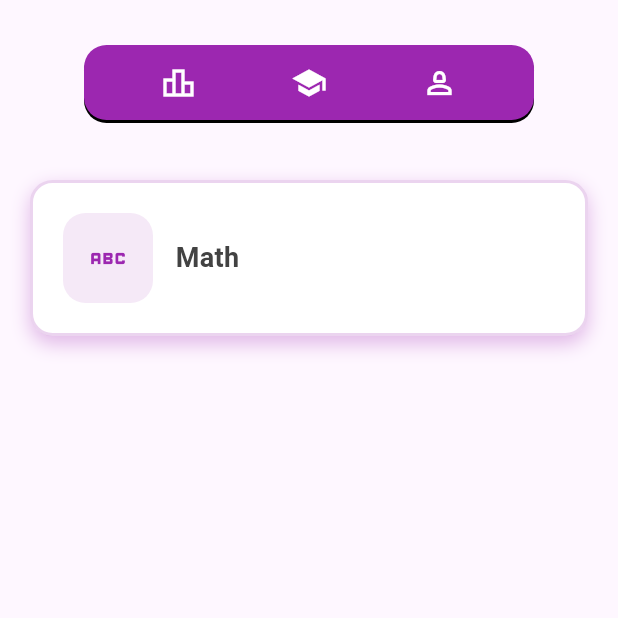
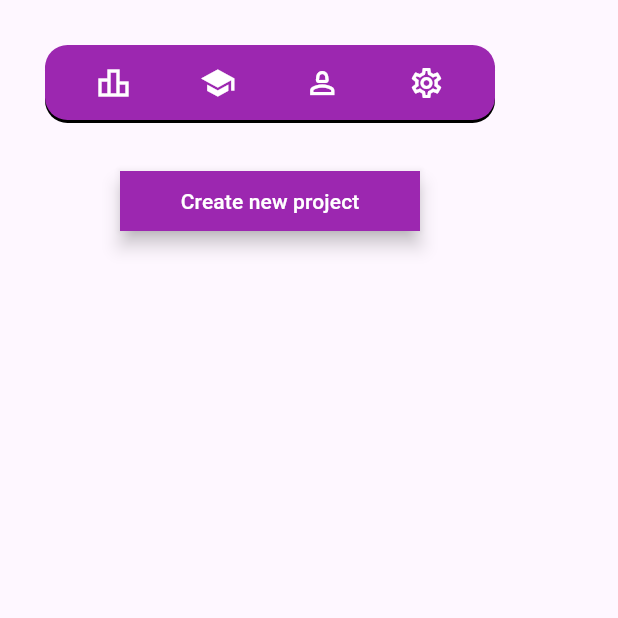
Before and after one commit to CaioLCM/Pillar, a Flutter app: the ProjectsPage screen opened directly, on a phone screen of 412 x 824 dp, the top half of it. Run offline on Flutter 3.47's test engine with Material 3 defaults, Android fonts, the phone set to English and light mode, and no system bars; our stand-ins replace image_picker, table_calendar.

Commit message:
Project page working (need to create the create project page)

```diff
--- a/lib/controllers/user_controller.dart
+++ b/lib/controllers/user_controller.dart
@@ -16,7 +16,7 @@ class UserController {
     if (name.trim().isEmpty){
       throw Exception("Invalid name");
     }
-    UserData userData = UserData(name: name, profile_picture: profile_picture ?? "");
+    UserData userData = UserData(name: name, profileImagePath: profile_picture ?? "");
     await _storageService.saveUserData(userData);
   }
 
--- a/lib/core/models/project.dart
+++ b/lib/core/models/project.dart
@@ -0,0 +1,41 @@
+import 'package:flutter/widgets.dart';
+
+class Project {
+  String id;
+  String name;
+  DateTime createdAt;
+  DateTime? lastAccessed;
+  Color color;
+  Icon icon;
+
+  Project({
+    required this.id,
+    required this.name,
+    required this.createdAt,
+    this.lastAccessed,
+    required this.color,
+    required this.icon,
+  });
+
+  Map<String, dynamic> toJson() {
+    return {
+      "id": id,
+      "name": name,
+      "createdAt": createdAt.toIso8601String(),
+      "lastAccessed": lastAccessed?.toIso8601String(),
+      "color": color.value.toString(),
+      "iconName": icon.icon?.codePoint.toString(),
+    };
+  }
+
+  factory Project.fromJson(Map<String, dynamic> json) {
+    return Project(
+      id: json["id"],
+      name: json["name"],
+      createdAt: DateTime.parse(json["createdAt"]),
+      lastAccessed: json["lastAccessed"] != null? DateTime.parse(json["lastAccessed"]) : null,
+      color: Color(int.parse(json["color"])),
+      icon: Icon(IconData(int.parse(json["iconName"]), fontFamily: 'MaterialIcons')),
+    );
+  }
+}
--- a/lib/core/models/user_data.dart
+++ b/lib/core/models/user_data.dart
@@ -1,33 +1,46 @@
+import 'package:pillar/core/models/project.dart';
+
 class UserData {
   String name;
   String? profileImagePath;
-  String profile_picture = '';
+  List<Project> projects;
   DateTime createdAt = DateTime.now();
   double totalFocusHours = 0;
+  int? streakGoal;
+  int? dailyGoal;
+
   UserData({
     required this.name,
-    this.profile_picture = '',
+    this.profileImagePath = '',
+    this.projects = const [],
     this.totalFocusHours = 0,
-    this.profileImagePath,
+    this.dailyGoal,
+    this.streakGoal,
     DateTime? createdAt,
   }) : createdAt = createdAt ?? DateTime.now();
 
   Map<String, dynamic> toJson() {
     return {
       "name": name,
-      "profile_picture": profile_picture,
       "profileImagePath": profileImagePath,
+      "projects": projects.map((p) => p.toJson()).toList(),
       "createdAt": createdAt.toIso8601String(),
       "totalFocusHours": totalFocusHours,
+      "dailyGoal": dailyGoal,
+      "streakGoal": streakGoal
     };
   }
 
   factory UserData.fromJson(Map<String, dynamic> json) {
     return UserData(
       name: json["name"] ?? "",
-      profile_picture: json["profile_picture"] ?? "",
       profileImagePath: json["profileImagePath"],
-      totalFocusHours: json["totalFocusHours"]?.toDouble() ?? 0.0
+      projects: (json["projects"] as List<dynamic>?)
+      ?.map((p) => Project.fromJson(p)).toList() ?? [],
+      createdAt: DateTime.parse(json["createdAt"]),
+      totalFocusHours: json["totalFocusHours"]?.toDouble() ?? 0.0,
+      dailyGoal: json["dailyGoal"],
+      streakGoal: json["streakGoal"]
     );
   }
 }
--- a/lib/screens/dashboard/widgets/navigator_widget.dart
+++ b/lib/screens/dashboard/widgets/navigator_widget.dart
@@ -26,7 +26,8 @@ class NavigatorWidget extends StatelessWidget {
           IconButton(onPressed: (){
             Navigator.of(context).pushReplacement(MaterialPageRoute(builder: (_) => ProjectsPage()));
           }, icon: Icon(Icons.school_outlined, color: Colors.white,)),
-          IconButton(onPressed: (){}, icon: Icon(Icons.person_2_outlined, color: Colors.white,))
+          IconButton(onPressed: (){}, icon: Icon(Icons.person_2_outlined, color: Colors.white,)),
+          IconButton(onPressed: (){}, icon: Icon(Icons.settings_outlined, color: Colors.white,))
         ],
       ),
     );
--- a/lib/screens/projects/projects_page.dart
+++ b/lib/screens/projects/projects_page.dart
@@ -1,4 +1,7 @@
 import 'package:flutter/material.dart';
+import 'package:pillar/core/models/project.dart';
+import 'package:pillar/core/models/user_data.dart';
+import 'package:pillar/core/services/json_storage_service.dart';
 import 'package:pillar/screens/dashboard/main_app_screen.dart';
 import 'package:pillar/screens/projects/widgets/navigator_widget.dart';
 
@@ -12,13 +15,12 @@ class ProjectsPage extends StatefulWidget {
 class _ProjectsPageState extends State<ProjectsPage> {
   Widget _buildProjectCard({
     required String subjectName,
-    required String description,
     required Color color,
     required IconData icon,
     VoidCallback? onTap,
   }) {
     return GestureDetector(
-      onTap: (){},
+      onTap: () {},
       child: Container(
         margin: EdgeInsets.symmetric(horizontal: 20, vertical: 10),
         padding: EdgeInsets.all(20),
@@ -29,42 +31,60 @@ class _ProjectsPageState extends State<ProjectsPage> {
             BoxShadow(
               color: color.withOpacity(0.3),
               blurRadius: 10,
-              offset: Offset(0, 5)
-            )
+              offset: Offset(0, 5),
+            ),
           ],
-          border: Border.all(
-            color: color.withOpacity(0.2),
-            width: 2
-          )
+          border: Border.all(color: color.withOpacity(0.2), width: 2),
         ),
-        child: Row(children: [
+        child: Row(
+          children: [
             Container(
               width: 60,
               height: 60,
               decoration: BoxDecoration(
                 color: color.withOpacity(0.1),
-              borderRadius: BorderRadius.circular(15)
+                borderRadius: BorderRadius.circular(15),
               ),
-            child: Icon(
-              icon,
-              color: color,
-              size: 30,
+              child: Icon(icon, color: color, size: 30),
+            ),
+            SizedBox(width: 15),
+            Expanded(
+              child: Column(
+                crossAxisAlignment: CrossAxisAlignment.start,
+                children: [
+                  Text(
+                    subjectName,
+                    style: TextStyle(
+                      fontSize: 18,
+                      fontWeight: FontWeight.bold,
+                      color: Colors.grey[800],
                     ),
                   ),
-          SizedBox(width: 15,),
-          Expanded(child: Column(
-            crossAxisAlignment: CrossAxisAlignment.start,
-            children: [
-              Text(subjectName, style: TextStyle(
-                fontSize: 18,
-                fontWeight: FontWeight.bold,
-                color: Colors.grey[800]
-              ),)
                 ],
-          ))
-        ],),
+              ),
+            ),
+          ],
+        ),
       ),
     );
+  }
+
+  List<Project> userProjects = [];
+
+  Future<void> _loadUserProjects() async {
+    UserData? userData = await JsonStorageService().loadUserData();
+    if(userData != null){
+      setState(() {
+        userProjects = userData.projects;
+      });
+    }
+  }
+
+  @override
+  void initState() {
+    // TODO: implement initState
+    super.initState();
+    _loadUserProjects();
   }
 
   @override
@@ -125,11 +145,28 @@ class _ProjectsPageState extends State<ProjectsPage> {
               padding: const EdgeInsets.all(30.0),
               child: NavigatorWidget(),
             ),
-            _buildProjectCard(subjectName: "Math", description: "default",
-            color: Colors.purple,
-            icon: Icons.abc),
+            ElevatedButton(
+              style: ButtonStyle(
+                fixedSize: WidgetStatePropertyAll(Size(200, 15)),
+                backgroundColor: WidgetStatePropertyAll(Colors.purple),
+                elevation: WidgetStatePropertyAll(5),
+                shape: WidgetStatePropertyAll(RoundedRectangleBorder(
+                  borderRadius: BorderRadius.horizontal()
+                ))
+              ),
+              onPressed: () {},
+              child: Text(
+                "Create new project",
+                style: TextStyle(color: Colors.white),
+              ),
+            ),
+            ...userProjects.map((project) => _buildProjectCard(
+              subjectName: project.name,
+              color: project.color,
+              icon: project.icon.icon!,
+            )).toList(),
           ],
-        )
+        ),
       ),
     );
   }
--- a/lib/screens/projects/widgets/navigator_widget.dart
+++ b/lib/screens/projects/widgets/navigator_widget.dart
@@ -34,6 +34,7 @@ class NavigatorWidget extends StatelessWidget {
             onPressed: () {},
             icon: Icon(Icons.person_2_outlined, color: Colors.white),
           ),
+          IconButton(onPressed: (){}, icon: Icon(Icons.settings_outlined, color: Colors.white,))
         ],
       ),
     );
```
Also changed, not shown: lib/core/providers/onboarding_provider.dart (+15 -1 lines). Lines whose indentation alone changed are shown as unchanged.
